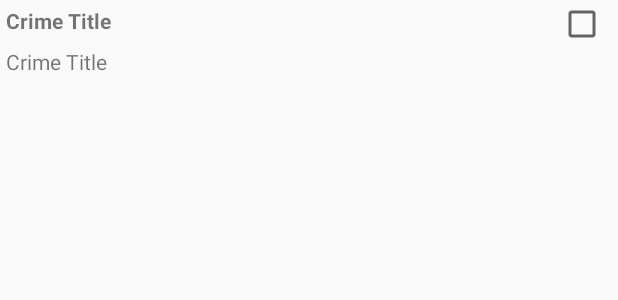
After one commit to sipdar/AndroidStudy, an Android app: the layout list_item_crime.xml on its own in the app's theme, with its tools: preview values and no code run, on a phone screen of 412 x 824 dp. The commit adds this screen. Shown: the top 300 px of the screen. Run offline under Robolectric (Android 15) with nearby library versions, the phone set to English and light mode, and no system bars.

Commit message:
use RecyclerView

```diff
--- a/CriminaIntent/app/build.gradle
+++ b/CriminaIntent/app/build.gradle
@@ -28,4 +28,5 @@ dependencies {
     androidTestCompile 'com.android.support.test:runner:0.5'
     androidTestCompile 'com.android.support:support-annotations:23.4.0'
     compile 'com.android.support:support-v4:23.4.0'
+    compile 'com.android.support:recyclerview-v7:23.4.0'
 }
--- /dev/null
+++ b/CriminaIntent/app/src/main/res/layout/list_item_crime.xml
@@ -0,0 +1,36 @@
+<?xml version="1.0" encoding="utf-8"?>
+<RelativeLayout xmlns:android="http://schemas.android.com/apk/res/android"
+                xmlns:tools = "http://schemas.android.com/tools"
+                android:layout_width="match_parent"
+                android:layout_height="wrap_content">
+
+    <CheckBox
+        android:id="@+id/list_crime_solved_check_box"
+        android:layout_width="wrap_content"
+        android:layout_height="wrap_content"
+        android:layout_alignParentRight="true"
+        android:padding="4dp"/>
+
+    <TextView
+        android:id="@+id/list_crime_title_text_view"
+        android:layout_width="match_parent"
+        android:layout_height="wrap_content"
+        android:textStyle="bold"
+        android:layout_toLeftOf="@id/list_crime_solved_check_box"
+        android:padding="4dp"
+        tools:text="Crime Title"/>
+
+    <TextView
+        android:id="@+id/list_crime_date_text_view"
+        android:layout_width="match_parent"
+        android:layout_height="wrap_content"
+        android:layout_toLeftOf="@id/list_crime_solved_check_box"
+        android:layout_below="@id/list_crime_title_text_view"
+        android:padding="4dp"
+        tools:text="Crime Title"/>
+
+
+
+
+
+</RelativeLayout>
```
Also changed, not shown: CriminaIntent/app/src/main/java/com/example/sunny/criminaintent/CrimeListFragment.java (+92 -0 lines), CriminaIntent/app/src/main/res/layout/fragment_crime_list.xml (added, +8 -0 lines).
